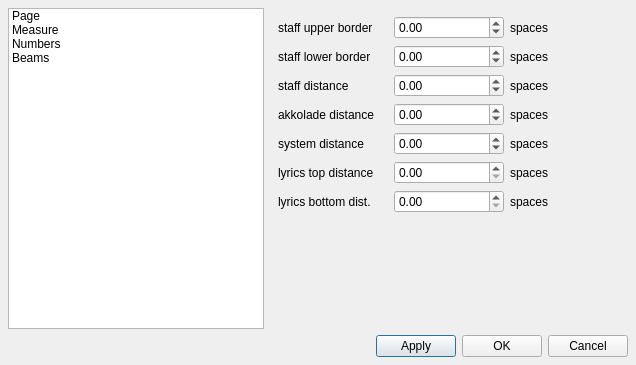
This is mscore/mscore/editstyle.ui in musescore/musescore-old as Qt 5 draws it before an edit. The edited form follows.
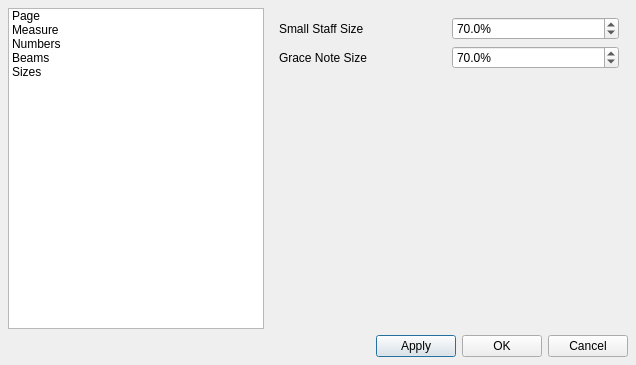
This is the edited form. The open tabs and pages were chosen to show the change.

```diff
--- a/mscore/mscore/editstyle.ui
+++ b/mscore/mscore/editstyle.ui
@@ -115,6 +115,11 @@
        <string>Beams</string>
       </property>
      </item>
+     <item>
+      <property name="text" >
+       <string>Sizes</string>
+      </property>
+     </item>
     </widget>
    </item>
    <item row="0" column="1" >
@@ -211,7 +216,7 @@
          </property>
         </widget>
        </item>
-       <item row="7" column="0" >
+       <item row="9" column="0" >
         <spacer>
          <property name="orientation" >
           <enum>Qt::Vertical</enum>
@@ -722,6 +727,75 @@
        </item>
       </layout>
      </widget>
+     <widget class="QWidget" name="Seite_2" >
+      <layout class="QGridLayout" >
+       <item row="0" column="0" >
+        <widget class="QLabel" name="label_38" >
+         <property name="text" >
+          <string>Small Staff Size</string>
+         </property>
+        </widget>
+       </item>
+       <item row="0" column="1" >
+        <widget class="QDoubleSpinBox" name="smallStaffSize" >
+         <property name="suffix" >
+          <string>%</string>
+         </property>
+         <property name="decimals" >
+          <number>1</number>
+         </property>
+         <property name="minimum" >
+          <double>10.000000000000000</double>
+         </property>
+         <property name="maximum" >
+          <double>200.000000000000000</double>
+         </property>
+         <property name="value" >
+          <double>70.000000000000000</double>
+         </property>
+        </widget>
+       </item>
+       <item row="1" column="0" >
+        <widget class="QLabel" name="label_39" >
+         <property name="text" >
+          <string>Grace Note Size</string>
+         </property>
+        </widget>
+       </item>
+       <item row="1" column="1" >
+        <widget class="QDoubleSpinBox" name="graceNoteSize" >
+         <property name="suffix" >
+          <string>%</string>
+         </property>
+         <property name="decimals" >
+          <number>1</number>
+         </property>
+         <property name="minimum" >
+          <double>10.000000000000000</double>
+         </property>
+         <property name="maximum" >
+          <double>199.900000000000006</double>
+         </property>
+         <property name="value" >
+          <double>70.000000000000000</double>
+         </property>
+        </widget>
+       </item>
+       <item row="2" column="0" >
+        <spacer>
+         <property name="orientation" >
+          <enum>Qt::Vertical</enum>
+         </property>
+         <property name="sizeHint" >
+          <size>
+           <width>20</width>
+           <height>181</height>
+          </size>
+         </property>
+        </spacer>
+       </item>
+      </layout>
+     </widget>
     </widget>
    </item>
   </layout>
```
Left out of the diff: 58 changed lines with no effect on the pictures.
